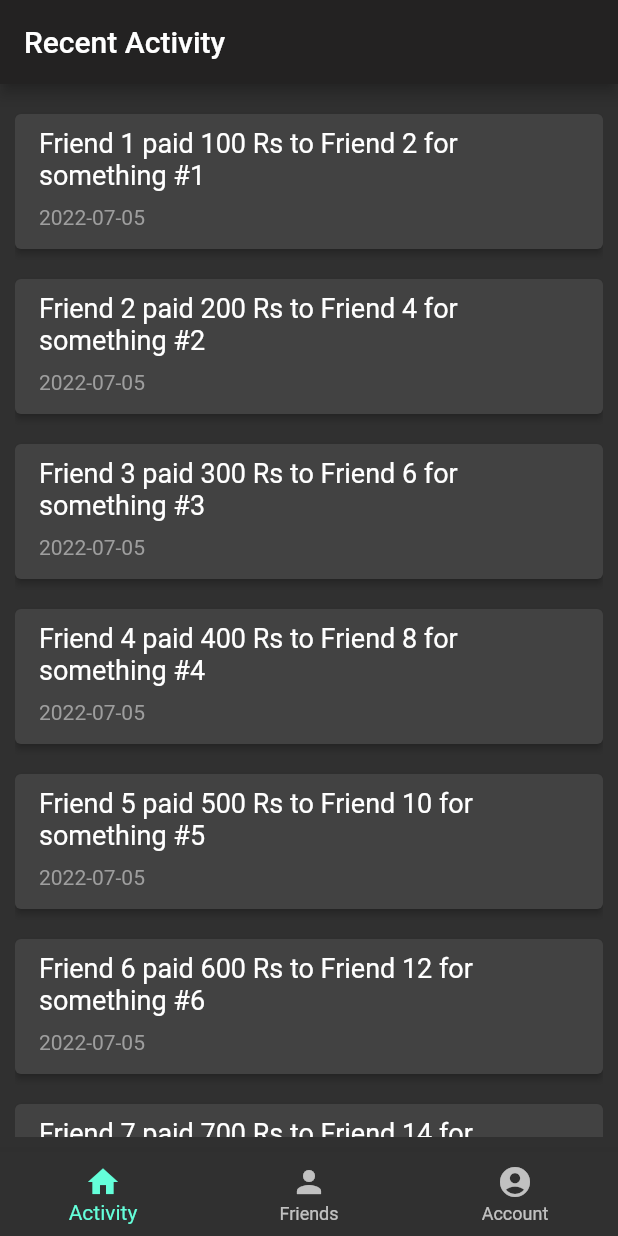
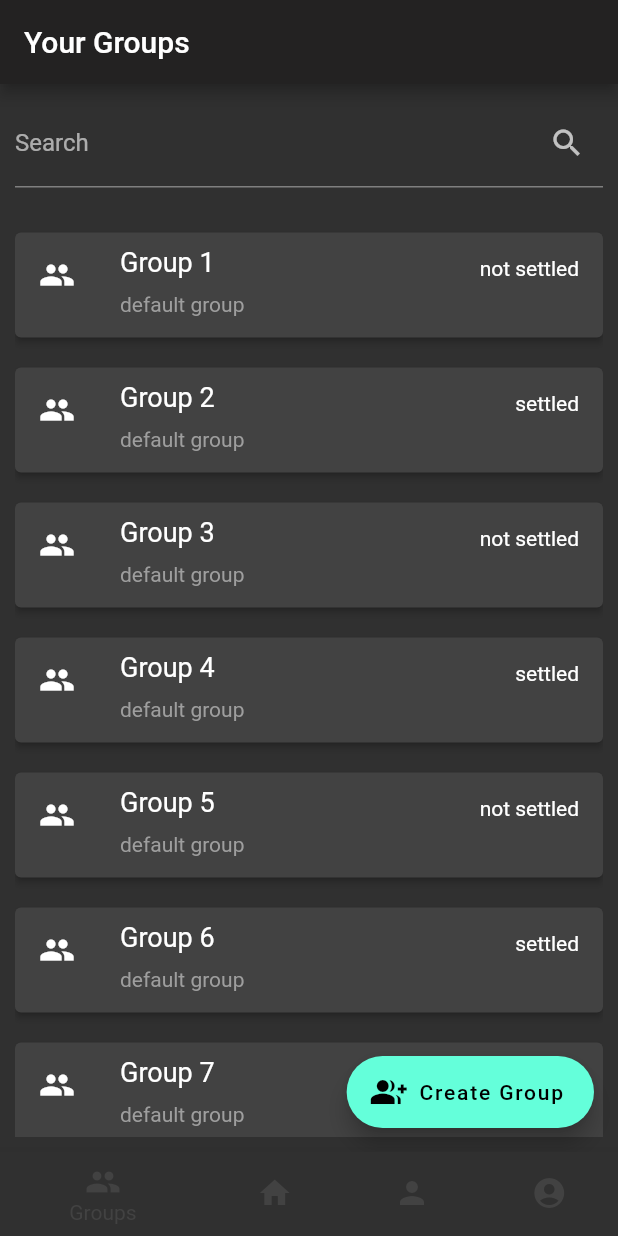
Before and after one commit to 159aadi314/campus_splitwise, a Flutter app: the screen it shows once a user with an empty profile is signed in, on a phone screen of 412 x 824 dp. Run offline on Flutter 3.47's test engine with Material 2 defaults, Android fonts, the phone set to English and light mode, and no system bars; our stand-ins replace email_validator, firebase_auth, firebase_core, font_awesome_flutter, google_sign_in; accounts and stored records are empty.

Commit message:
"Added groups page and add group button"

```diff
--- a/lib/src/MainPage.dart
+++ b/lib/src/MainPage.dart
@@ -2,7 +2,7 @@ import 'package:campus_splitwise/src/account_page.dart';
 import 'package:flutter/material.dart';
 import 'package:campus_splitwise/src/friends.dart';
 import 'package:campus_splitwise/src/activity_page.dart';
-
+import 'package:campus_splitwise/src/group_page.dart';
 
 class MainPage extends StatefulWidget {
   MainPage({Key? key}) : super(key: key);
@@ -18,8 +18,9 @@ class MainPage extends StatefulWidget {
 
 class _MainPageState extends State<MainPage> {
   int _currentIndex = 0;
-  String _title = 'Recent Activity';
+  String _title = 'Your Groups';
   final List<Widget> _screens = [
+    const GroupsPage(),
     const ActivityPage(),
     const FriendsPage(),
     const AccountPage(),
@@ -44,6 +45,10 @@ class _MainPageState extends State<MainPage> {
         currentIndex: _currentIndex,
         items: const <BottomNavigationBarItem>[
           BottomNavigationBarItem(
+            icon: Icon(Icons.group),
+            label: 'Groups',
+          ),
+          BottomNavigationBarItem(
             icon: Icon(Icons.home),
             label: 'Activity',
           ),
@@ -60,11 +65,13 @@ class _MainPageState extends State<MainPage> {
           setState(() {
             _currentIndex = index;
             switch(index) {
-              case 0: { _title = 'Recent Activity'; }
+              case 0: { _title = 'Your Groups'; }
               break;
-              case 1: { _title = 'Your Friends'; }
+              case 1: { _title = 'Recent Activity'; }
               break;
-              case 2: { _title = 'Your Profile'; }
+              case 2: { _title = 'Your Friends'; }
+              break;
+              case 3: { _title = 'Your Profile'; }
               break;
             }
           }
--- /dev/null
+++ b/lib/src/group_page.dart
@@ -0,0 +1,150 @@
+import 'package:flutter/material.dart';
+import 'package:campus_splitwise/src/create_group.dart';
+
+class GroupsPage extends StatefulWidget {
+  const GroupsPage({Key? key}) : super(key: key);
+
+  @override
+  _GroupsPageState createState() => _GroupsPageState();
+}
+
+class _GroupsPageState extends State<GroupsPage> {
+  final List<Map<String,dynamic>> _allgroups = List.generate(20, (index) {
+    return {
+      'id': '$index',
+      'name': 'Group ${index + 1}',
+      'description': 'default group',
+      'status': index % 2 == 1
+          ? 'settled'
+          : 'not settled',
+    };
+  });
+
+  List<Map<String, dynamic>> _foundGroups = [];
+  @override
+  initState() {
+    // at the beginning, all users are shown
+    _foundGroups = _allgroups;
+    super.initState();
+  }
+
+  // This function is called whenever the text field changes
+  void _runFilter(String enteredKeyword) {
+    List<Map<String, dynamic>> results = [];
+    if (enteredKeyword.isEmpty) {
+      // if the search field is empty or only contains white-space, we'll display all users
+      results = _allgroups;
+    } else {
+      results = _allgroups
+          .where((user) =>
+          user["name"].toLowerCase().contains(enteredKeyword.toLowerCase()))
+          .toList();
+      // we use the toLowerCase() method to make it case-insensitive
+    }
+
+    // Refresh the UI
+    setState(() {
+      _foundGroups = results;
+    });
+  }
+
+  // This widget is the root of your application.
+  @override
+  Widget build(BuildContext context) {
+    return Scaffold(
+      // appBar: AppBar(
+      //   title: const Text("Friends"),
+      //   flexibleSpace: Container(
+      //     decoration: const BoxDecoration(
+      //       color: Color.fromARGB(255, 35, 34, 34),
+      //     ),
+      //   ),
+      // ),
+      body: Padding(
+        padding: const EdgeInsets.all(10),
+        child:
+        Column(
+          children: [
+            TextField(
+              onChanged: (value) => _runFilter(value),
+              decoration: const InputDecoration(
+                  labelText: 'Search', suffixIcon: Icon(Icons.search)),
+            ),
+            const SizedBox(
+              height: 20,
+            ),
+            Expanded(
+              child: _foundGroups.isNotEmpty
+                  ? ListView.builder(
+                itemCount: _foundGroups.length,
+                itemBuilder: (context, index) =>
+                    buildBox(_foundGroups[index]),
+              )
+                  : const Text(
+                'No results found',
+                style: TextStyle(fontSize: 24),
+              ),
+            ),
+
+          ],
+        ),
+      ),
+
+      floatingActionButton: FloatingActionButton.extended(
+        onPressed: () {
+          Navigator.push(
+            context,
+            MaterialPageRoute(builder: (context) => const CreateGroup()),
+          );
+        },
+        // Add your onPressed code here!
+        label: const Text('Create Group'),
+        icon: const Icon(Icons.group_add),
+      ),
+
+
+    );
+  }
+
+  Widget buildBox(Map<String,dynamic> group) => Hero(
+    tag: 'group-${group['id']}',
+    child: SizedBox(
+      height: 90,
+      child: Card(
+        key: ValueKey(group["id"]),
+        elevation: 2,
+
+        margin: const EdgeInsets.symmetric(vertical: 10),
+        child: ListTile(
+          visualDensity: VisualDensity.comfortable,
+          // increase size of this icon
+          leading:
+          const Icon(Icons.group),
+          title: Column(
+            mainAxisAlignment: MainAxisAlignment.start,
+            crossAxisAlignment: CrossAxisAlignment.start,
+            children: <Widget>[
+              SizedBox(height: 5),
+              Text(
+                  '${group['name']}',
+                  style: TextStyle(fontSize: 18 )
+              ),
+              SizedBox(height: 10),
+              Text(
+                '${group['description']}',
+                style: const TextStyle(
+                  fontSize: 14,
+                  fontFamily: 'Roboto',
+                  color: Colors.grey,
+                ),
+              ),
+            ],
+          ),
+          trailing: Text(
+            '${group['status']}'
+          ),
+        ),
+      ),
+    ),
+  );
+}
```
Also changed, not shown: lib/src/create_group.dart (added, +87 -0 lines), 2 other files.
